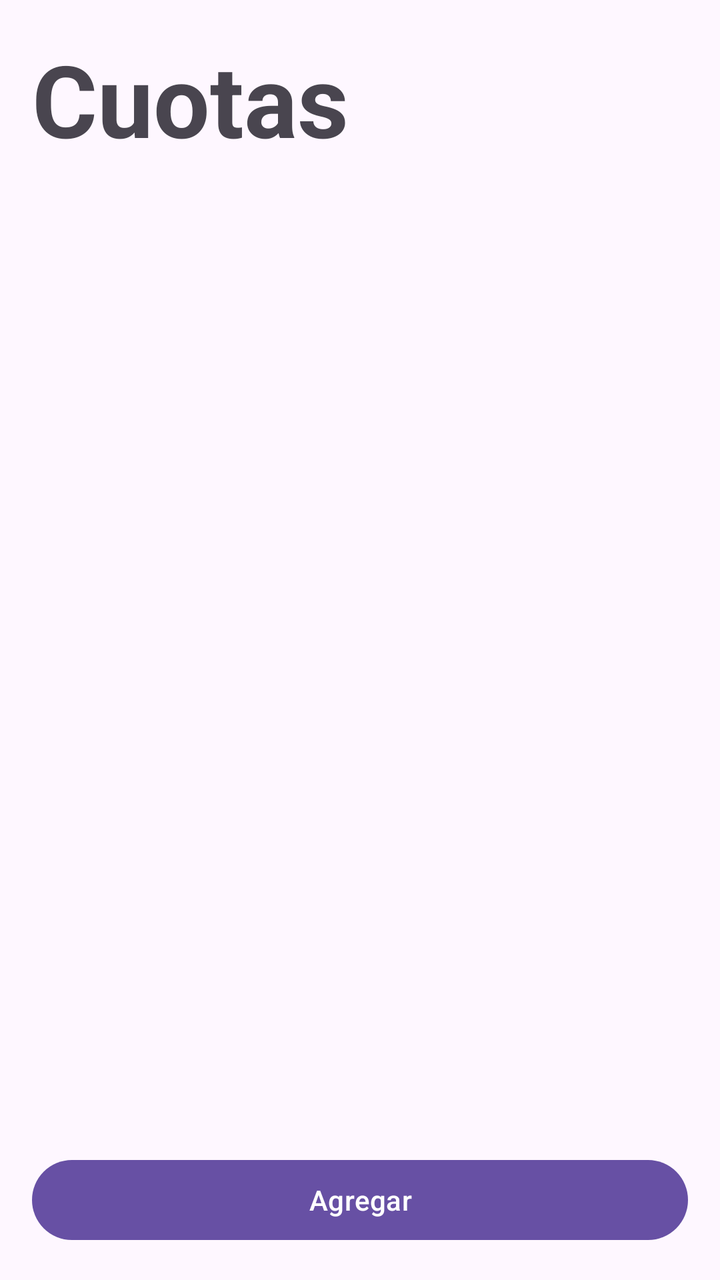
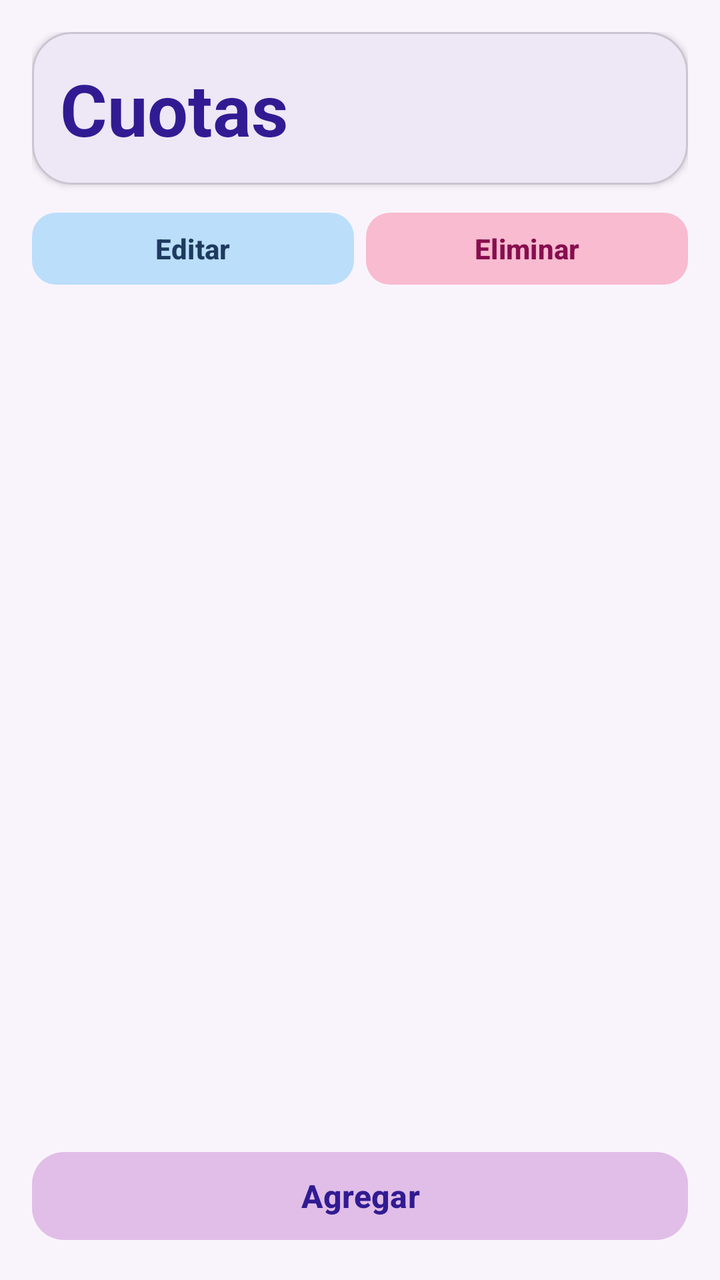

The first picture is an Android layout as it rendered before a commit; the second is the same layout after the commit. The layout source and the unified diff follow.
<!-- AndroidManifest.xml: application theme Theme.Proyecto_u3_Itzel_Monserrat -->
<!-- res/layout/activity_cuotas.xml -->
<?xml version="1.0" encoding="utf-8"?>
<LinearLayout xmlns:android="http://schemas.android.com/apk/res/android"
    android:layout_width="match_parent"
    android:layout_height="match_parent"
    android:orientation="vertical"
    android:padding="16dp">

    <TextView
        android:layout_width="match_parent"
        android:layout_height="wrap_content"
        android:layout_marginBottom="10dp"
        android:text="Cuotas"
        android:textSize="50sp"
        android:textStyle="bold" />

    <androidx.recyclerview.widget.RecyclerView
        android:id="@+id/rvCuotas"
        android:layout_width="match_parent"
        android:layout_height="0dp"
        android:layout_weight="1" />

    <Button
        android:id="@+id/btnIrAgregarCuota"
        android:layout_width="match_parent"
        android:layout_height="wrap_content"
        android:layout_marginTop="10dp"
        android:text="Agregar" />

</LinearLayout>
<!-- resources referenced by this layout -->
<resources>
  <style name="Theme.Proyecto_u3_Itzel_Monserrat" parent="Base.Theme.Proyecto_u3_Itzel_Monserrat" />
  <style name="Base.Theme.Proyecto_u3_Itzel_Monserrat" parent="Theme.Material3.DayNight.NoActionBar">
          
          
      </style>
</resources>

<!-- the commit's change to res/layout/activity_cuotas.xml (unified diff, before → after) -->
@@ -1,29 +1,82 @@
 <?xml version="1.0" encoding="utf-8"?>
 <LinearLayout xmlns:android="http://schemas.android.com/apk/res/android"
+    xmlns:app="http://schemas.android.com/apk/res-auto"
     android:layout_width="match_parent"
     android:layout_height="match_parent"
+    android:background="#F9F4FC"
     android:orientation="vertical"
     android:padding="16dp">
 
-    <TextView
+    <com.google.android.material.card.MaterialCardView
         android:layout_width="match_parent"
         android:layout_height="wrap_content"
         android:layout_marginBottom="10dp"
-        android:text="Cuotas"
-        android:textSize="50sp"
-        android:textStyle="bold" />
+        app:cardBackgroundColor="#EDE7F6"
+        app:cardCornerRadius="20dp"
+        app:cardElevation="2dp">
+
+        <TextView
+            android:layout_width="match_parent"
+            android:layout_height="wrap_content"
+            android:padding="14dp"
+            android:text="Cuotas"
+            android:textColor="#311B92"
+            android:textSize="36sp"
+            android:textStyle="bold" />
+    </com.google.android.material.card.MaterialCardView>
+
+    <LinearLayout
+        android:layout_width="match_parent"
+        android:layout_height="wrap_content"
+        android:layout_marginBottom="10dp"
+        android:orientation="horizontal">
+
+        <com.google.android.material.button.MaterialButton
+            android:id="@+id/btnEditarCuota"
+            android:layout_width="0dp"
+            android:layout_height="44dp"
+            android:layout_marginEnd="6dp"
+            android:layout_weight="1"
+            android:text="Editar"
+            android:textAllCaps="false"
+            android:textColor="#1E3A5F"
+            android:textStyle="bold"
+            app:backgroundTint="#BBDEFB"
+            app:cornerRadius="12dp" />
+
+        <com.google.android.material.button.MaterialButton
+            android:id="@+id/btnEliminarCuota"
+            android:layout_width="0dp"
+            android:layout_height="44dp"
+            android:layout_weight="1"
+            android:text="Eliminar"
+            android:textAllCaps="false"
+            android:textColor="#880E4F"
+            android:textStyle="bold"
+            app:backgroundTint="#F8BBD0"
+            app:cornerRadius="12dp" />
+    </LinearLayout>
 
     <androidx.recyclerview.widget.RecyclerView
         android:id="@+id/rvCuotas"
         android:layout_width="match_parent"
         android:layout_height="0dp"
-        android:layout_weight="1" />
+        android:layout_weight="1"
+        android:clipToPadding="false"
+        android:paddingBottom="8dp" />
 
-    <Button
+    <com.google.android.material.button.MaterialButton
         android:id="@+id/btnIrAgregarCuota"
         android:layout_width="match_parent"
-        android:layout_height="wrap_content"
+        android:layout_height="52dp"
         android:layout_marginTop="10dp"
-        android:text="Agregar" />
+        android:text="Agregar"
+        android:textAllCaps="false"
+        android:textColor="#311B92"
+        android:textSize="16sp"
+        android:textStyle="bold"
+        app:backgroundTint="#E1BEE7"
+        app:cornerRadius="16dp"
+        app:rippleColor="#CE93D8" />
 
 </LinearLayout>
